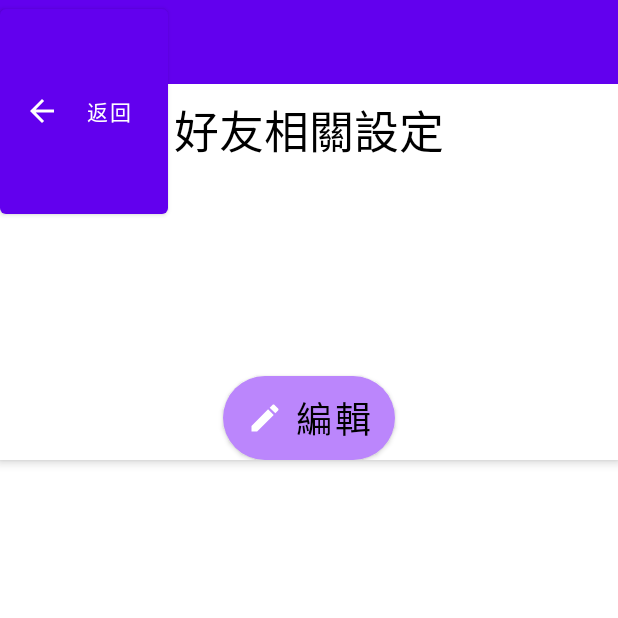
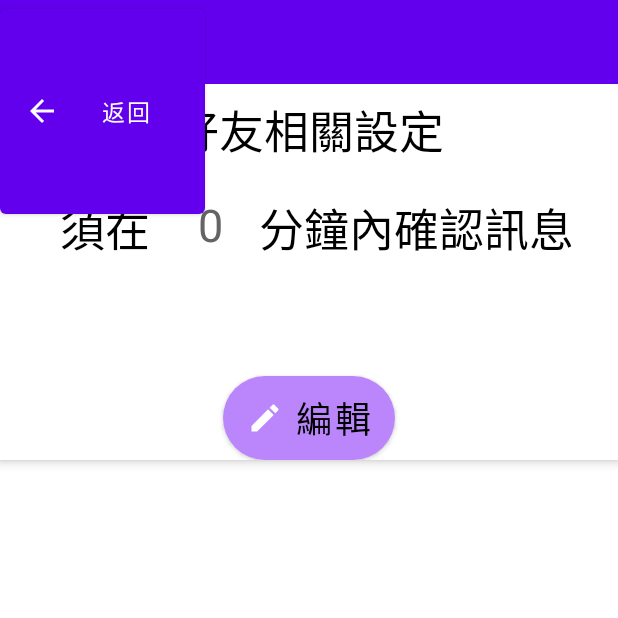
Before and after one commit to BigBlunt420/Graduation-Project, an Android app: the AddFriend screen opened directly, with no data from a screen before it, after a tap on "設定", on a phone screen of 412 x 824 dp, the top half of it. Run offline under Robolectric (Android 15) with nearby library versions, the phone set to English and light mode, and no system bars; our stand-ins replace Firebase (no records; nobody signed in at launch, a user with empty details on screens opened directly).

Commit message:
add: update & show period

```diff
--- a/app/src/main/java/com/example/loginandsignup/AddFriend.java
+++ b/app/src/main/java/com/example/loginandsignup/AddFriend.java
@@ -65,11 +65,10 @@ import java.util.UUID;
 public class AddFriend extends AppCompatActivity {
 
     private FirebaseAuth mAuth;
-    private FirebaseAuth.AuthStateListener mAuthListener;
     private FirebaseFirestore db;
-    private FloatingActionButton addNewFriend;
+    FloatingActionButton addNewFriend;
     private String uid;
-    private SearchView searchView;
+    SearchView searchView;
     private String FriendID;
     private String userName;
     private String userPhone;
@@ -80,8 +79,8 @@ public class AddFriend extends AppCompatActivity {
     private TextView btnSetting;
 
     private DrawerLayout drawerLayout;
-    private NavigationView navigationView;
-    private Toolbar toolbar;
+    NavigationView navigationView;
+    Toolbar toolbar;
 
     List<fModel> modelList = new ArrayList<>();
     RecyclerView recyclerView;
@@ -182,7 +181,9 @@ public class AddFriend extends AppCompatActivity {
 
         progressDialog.setTitle("資料載入中...");
         progressDialog.show();
-        uid = mAuth.getCurrentUser().getUid();
+        if(mAuth.getCurrentUser() != null){
+            uid = mAuth.getCurrentUser().getUid();
+        }
         db.collection("Users").document(uid).collection("Friend")
                 .get()
                 .addOnCompleteListener(new OnCompleteListener<QuerySnapshot>() {
@@ -198,7 +199,7 @@ public class AddFriend extends AppCompatActivity {
                                 fIdentify = "照顧者";
                             }
                             fModel model = new fModel(
-                                    documentSnapshot.getString("id"),
+                                    documentSnapshot.getString("uidFriend"),
                                     documentSnapshot.getString("friendName"),
                                     documentSnapshot.getString("friendPhone"),
                                     fIdentify);
@@ -248,6 +249,9 @@ public class AddFriend extends AppCompatActivity {
                         //連接
                         FFadapter = new FFListAdapter(AddFriend.this, modelList);
                         recyclerView.setAdapter(FFadapter);
+
+                        //隱藏『設定』鍵
+                        btnSetting.setVisibility(View.INVISIBLE);
                     }
                 })
                 .addOnFailureListener(new OnFailureListener() {
--- a/app/src/main/java/com/example/loginandsignup/FriendSetting.java
+++ b/app/src/main/java/com/example/loginandsignup/FriendSetting.java
@@ -1,23 +1,45 @@
 package com.example.loginandsignup;
 
+import androidx.annotation.NonNull;
 import androidx.appcompat.app.AppCompatActivity;
 
 import android.os.Bundle;
+import android.util.Log;
 import android.view.LayoutInflater;
 import android.view.View;
 import android.widget.ArrayAdapter;
 import android.widget.Button;
 import android.widget.EditText;
 import android.widget.Spinner;
+import android.widget.TextView;
 import android.widget.Toast;
+
+import com.google.android.gms.tasks.OnCompleteListener;
+import com.google.android.gms.tasks.OnSuccessListener;
+import com.google.android.gms.tasks.Task;
+import com.google.firebase.auth.FirebaseAuth;
+import com.google.firebase.firestore.DocumentReference;
+import com.google.firebase.firestore.DocumentSnapshot;
+import com.google.firebase.firestore.FirebaseFirestore;
+import com.google.firebase.firestore.SetOptions;
+
+import org.jetbrains.annotations.NotNull;
+
+import java.util.HashMap;
+import java.util.Map;
 
 public class FriendSetting extends AppCompatActivity {
     private Button btnBack;
     private Button editSetting;
     private Button updateSetting,cancelSetting;
     private EditText inputPeriod;
+    private TextView textViewPeriod;
     private Spinner inputStatus;
-    private static int period = 1;  //須在幾分鐘內確認訊息,default一分鐘
+    private static int period;  //須在幾分鐘內確認訊息
+
+    FirebaseAuth mAuth;
+    FirebaseFirestore db;
+    String uid;
 
     @Override
     protected void onCreate(Bundle savedInstanceState) {
@@ -26,6 +48,24 @@ public class FriendSetting extends AppCompatActivity {
 
         btnBack = findViewById(R.id.btnBacktoFriendList);
         editSetting = findViewById(R.id.EditFriendSettingButton);
+        textViewPeriod = findViewById(R.id.period);
+
+        db = FirebaseFirestore.getInstance();
+        mAuth = FirebaseAuth.getInstance();
+
+        //從Firestore取period的值
+        uid = mAuth.getCurrentUser().getUid();
+        db.collection("Users").document(uid)
+                .get()
+                .addOnSuccessListener(new OnSuccessListener<DocumentSnapshot>() {
+                    @Override
+                    public void onSuccess(DocumentSnapshot documentSnapshot) {
+                        if(documentSnapshot.exists()){
+                            period = documentSnapshot.getLong("CheckPeriod").intValue();
+                        }
+                    }
+                });
+        textViewPeriod.setText(String.valueOf(period));
 
         editSetting.setOnClickListener(new View.OnClickListener() {
             @Override
@@ -44,6 +84,7 @@ public class FriendSetting extends AppCompatActivity {
     }
 
     public static int getPeriod(){
+        Log.d("TAG", "getPeriod is " + period);
         return period;
     }
 
@@ -76,9 +117,14 @@ public class FriendSetting extends AppCompatActivity {
                 {
                     period = Integer.parseInt(inputPeriod.getText().toString().trim());
 
+                    //更新至Firestore
+                    updatePeriod(period);
+
                     Toast.makeText(FriendSetting.this, "已設定訊息須在"+period+"分鐘內確認", Toast.LENGTH_LONG).show();
                     dialog.dismiss();
-                    throw new NumberFormatException("period should be integer!");
+
+                    //更新、顯示period
+                    textViewPeriod.setText(String.valueOf(period));
                 }
                 catch (NumberFormatException e)
                 {
@@ -95,4 +141,28 @@ public class FriendSetting extends AppCompatActivity {
             }
         });
     }
+
+    private void updatePeriod(int newPeriod) {
+        db.collection("Users").document(uid)
+                .get()
+                .addOnSuccessListener(documentSnapshot -> {
+                    if(documentSnapshot.exists()){
+                        DocumentReference documentReference = db.collection("Users").document(uid);
+                        Map<String,Object> SaveUserProfile = new HashMap<>();
+                        SaveUserProfile.put("CheckPeriod",newPeriod);
+
+                        documentReference.set(SaveUserProfile, SetOptions.merge())
+                                .addOnCompleteListener(new OnCompleteListener<Void>() {
+                                    @Override
+                                    public void onComplete(@NonNull @NotNull Task<Void> task) {
+                                        if(task.isSuccessful()){
+                                            Log.d("SaveUserProfile","Successful:User CheckPeriod is updated for " + uid);
+                                        }else {
+                                            Log.w("SaveUserProfile","Fail:",task.getException());
+                                        }
+                                    }
+                                });
+                    }
+                });
+    }
 }
--- a/app/src/main/java/com/example/loginandsignup/SignUpPage.java
+++ b/app/src/main/java/com/example/loginandsignup/SignUpPage.java
@@ -100,6 +100,7 @@ public class SignUpPage extends AppCompatActivity{
                 SaveUserProfile.put("identify", "TakeCare");
                 SaveUserProfile.put("ContactPersonOne", "0");
                 SaveUserProfile.put("ContactPersonTwo", "0");
+                SaveUserProfile.put("CheckPeriod", 5);
 
                 documentReference.update(SaveUserProfile).addOnCompleteListener(new OnCompleteListener<Void>() {
                     @Override
--- a/app/src/main/res/layout/activity_friend_setting.xml
+++ b/app/src/main/res/layout/activity_friend_setting.xml
@@ -57,12 +57,12 @@
                     android:layout_marginTop="20dp"
                     android:layout_marginEnd="32dp"
                     android:layout_marginRight="32dp"
-                    android:textColor="@color/browser_actions_title_color"
+                    android:textColor="@color/black"
                     android:textSize="30sp"
+                    android:text="須在"
                     app:layout_constraintEnd_toStartOf="@+id/period"
                     app:layout_constraintTop_toBottomOf="@+id/Text"
-                    tools:ignore="MissingConstraints"
-                    tools:text="須在" />
+                    tools:ignore="MissingConstraints" />
 
                 <TextView
                     android:id="@+id/period"
@@ -85,12 +85,12 @@
                     android:layout_marginStart="24dp"
                     android:layout_marginLeft="24dp"
                     android:layout_marginTop="20dp"
-                    android:textColor="@color/browser_actions_title_color"
+                    android:textColor="@color/black"
                     android:textSize="30sp"
+                    android:text="分鐘內確認訊息"
                     app:layout_constraintStart_toEndOf="@+id/period"
                     app:layout_constraintTop_toBottomOf="@+id/Text"
-                    tools:ignore="MissingConstraints"
-                    tools:text="分鐘內確認訊息" />
+                    tools:ignore="MissingConstraints" />
 
                 <TextView
                         android:id="@+id/status"
@@ -130,9 +130,10 @@
         android:id="@+id/btnBacktoFriendList"
         android:layout_width="wrap_content"
         android:layout_height="50dp"
-        android:layout_marginRight="300dp"
+        android:layout_marginRight="275dp"
         android:layout_marginBottom="675dp"
         android:drawableLeft="@drawable/ic_baseline_arrow_back_24"
-        android:text="返回" />
+        android:text="返回"
+        android:textSize="15sp"/>
 
 </androidx.drawerlayout.widget.DrawerLayout>
```
Also changed, not shown: app/src/main/java/com/example/loginandsignup/HomePage.java (+6 -4 lines), app/src/main/java/com/example/loginandsignup/MainActivity.java (+0 -48 lines).
